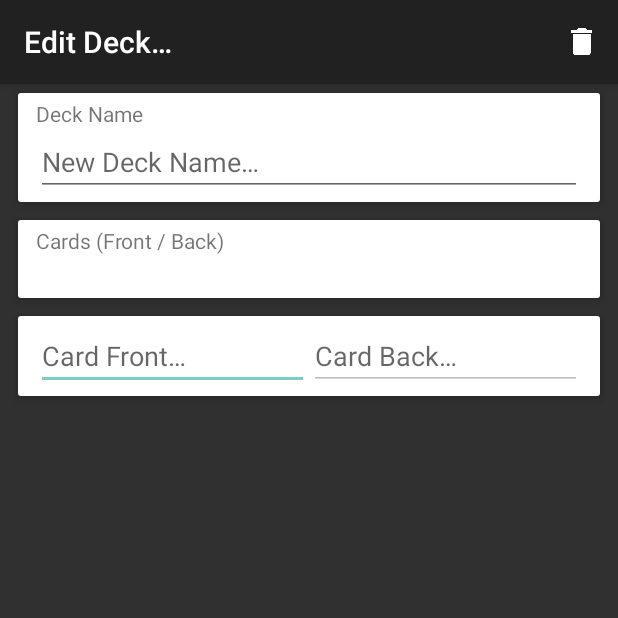
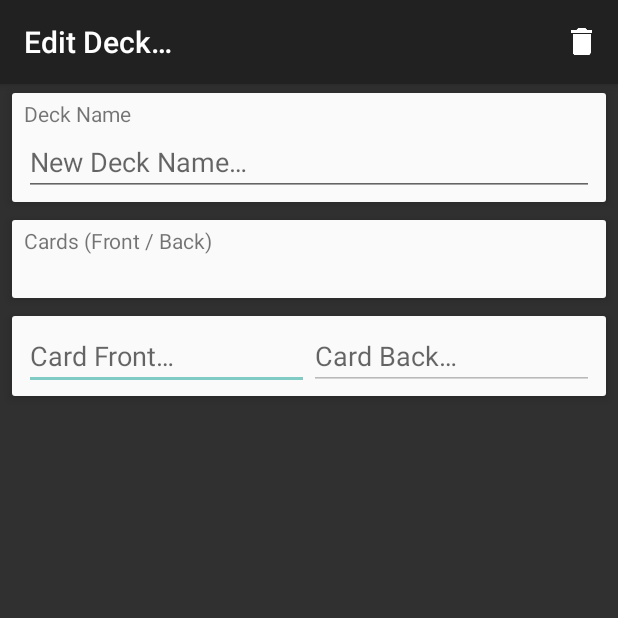
Before and after one commit to kcraigie/flashcarddecks, an Android app: the screen it shows after launch (MainActivity), after a tap on "New Deck", on a phone screen of 412 x 824 dp, the top half of it. Run offline under Robolectric (Android 15) with nearby library versions, the phone set to English and light mode, and no system bars.

Commit message:
Copied @drawable/abc_btn_default_mtrl_shape and tweaked it and consolidated all the "card" views on it

```diff
--- /dev/null
+++ b/app/src/main/res/drawable/cardlike.xml
@@ -0,0 +1,20 @@
+<?xml version="1.0" encoding="utf-8"?>
+<inset xmlns:android="http://schemas.android.com/apk/res/android"
+    android:insetLeft="@dimen/abc_button_padding_horizontal_material"
+    android:insetRight="@dimen/abc_button_padding_horizontal_material"
+    android:insetTop="@dimen/abc_button_inset_vertical_material"
+    android:insetBottom="@dimen/abc_button_inset_vertical_material">
+    <!--android:insetLeft="@dimen/abc_button_inset_horizontal_material"-->
+    <!--android:insetRight="@dimen/abc_button_inset_horizontal_material"-->
+    <!--android:insetTop="@dimen/abc_button_inset_vertical_material"-->
+    <!--android:insetBottom="@dimen/abc_button_inset_vertical_material">-->
+    <shape android:shape="rectangle">
+        <corners android:radius="@dimen/abc_control_corner_material" />
+        <!--<solid android:color="@android:color/white" />-->
+        <solid android:color="@color/background_material_light" />
+        <padding android:left="@dimen/abc_button_padding_horizontal_material"
+            android:top="@dimen/abc_button_padding_vertical_material"
+            android:right="@dimen/abc_button_padding_horizontal_material"
+            android:bottom="@dimen/abc_button_padding_vertical_material" />
+    </shape>
+</inset>
--- a/app/src/main/res/layout/card_list_fragment.xml
+++ b/app/src/main/res/layout/card_list_fragment.xml
@@ -2,8 +2,6 @@
 <LinearLayout xmlns:android="http://schemas.android.com/apk/res/android"
     android:layout_width="match_parent"
     android:layout_height="wrap_content"
-    android:paddingLeft="8dp"
-    android:paddingRight="8dp"
     android:orientation="vertical">
 
     <LinearLayout
@@ -16,7 +14,7 @@
         android:paddingLeft="?android:attr/listPreferredItemPaddingLeft"
         android:paddingStart="?android:attr/listPreferredItemPaddingStart"
         android:minHeight="?android:attr/listPreferredItemHeight"
-        android:background="@drawable/abc_btn_default_mtrl_shape"
+        android:background="@drawable/cardlike"
         android:elevation="4dp">
 
         <TextView
@@ -40,7 +38,7 @@
         android:layout_height="0dp"
         android:layout_weight="1"
         android:orientation="vertical"
-        android:background="@drawable/abc_btn_default_mtrl_shape"
+        android:background="@drawable/cardlike"
         android:paddingEnd="?android:attr/listPreferredItemPaddingEnd"
         android:paddingRight="?android:attr/listPreferredItemPaddingRight"
         android:paddingLeft="?android:attr/listPreferredItemPaddingLeft"
@@ -68,7 +66,7 @@
         android:layout_width="match_parent"
         android:layout_height="wrap_content"
         android:orientation="vertical"
-        android:background="@drawable/abc_btn_default_mtrl_shape"
+        android:background="@drawable/cardlike"
         android:paddingEnd="?android:attr/listPreferredItemPaddingEnd"
         android:paddingRight="?android:attr/listPreferredItemPaddingRight"
         android:paddingLeft="?android:attr/listPreferredItemPaddingLeft"
--- a/app/src/main/res/layout/card_list_item.xml
+++ b/app/src/main/res/layout/card_list_item.xml
@@ -4,7 +4,7 @@
     android:orientation="horizontal"
     android:layout_width="match_parent"
     android:layout_height="wrap_content"
-    android:background="@drawable/abc_btn_default_mtrl_shape"
+    android:background="@drawable/cardlike"
     android:paddingEnd="?android:attr/listPreferredItemPaddingEnd"
     android:paddingRight="?android:attr/listPreferredItemPaddingRight"
     android:paddingLeft="?android:attr/listPreferredItemPaddingLeft"
--- a/app/src/main/res/layout/deck_list_fragment.xml
+++ b/app/src/main/res/layout/deck_list_fragment.xml
@@ -2,9 +2,7 @@
 <RelativeLayout xmlns:android="http://schemas.android.com/apk/res/android"
     android:layout_width="match_parent"
     android:layout_height="match_parent"
-    android:orientation="vertical"
-    android:paddingLeft="8dp"
-    android:paddingRight="8dp">
+    android:orientation="vertical">
 
     <ListView
         android:id="@+id/deck_list_view"
--- a/app/src/main/res/layout/deck_list_item.xml
+++ b/app/src/main/res/layout/deck_list_item.xml
@@ -4,11 +4,7 @@
     android:orientation="horizontal"
     android:layout_width="match_parent"
     android:layout_height="wrap_content"
-    android:background="@drawable/abc_btn_default_mtrl_shape"
-    android:paddingEnd="?android:attr/listPreferredItemPaddingEnd"
-    android:paddingRight="?android:attr/listPreferredItemPaddingRight"
-    android:paddingLeft="?android:attr/listPreferredItemPaddingLeft"
-    android:paddingStart="?android:attr/listPreferredItemPaddingStart"
+    android:background="@drawable/cardlike"
     android:minHeight="?android:attr/listPreferredItemHeight"
     android:elevation="4dp">
 
```
Also changed, not shown: app/src/main/res/layout/play_card_fragment.xml (+4 -5 lines).
